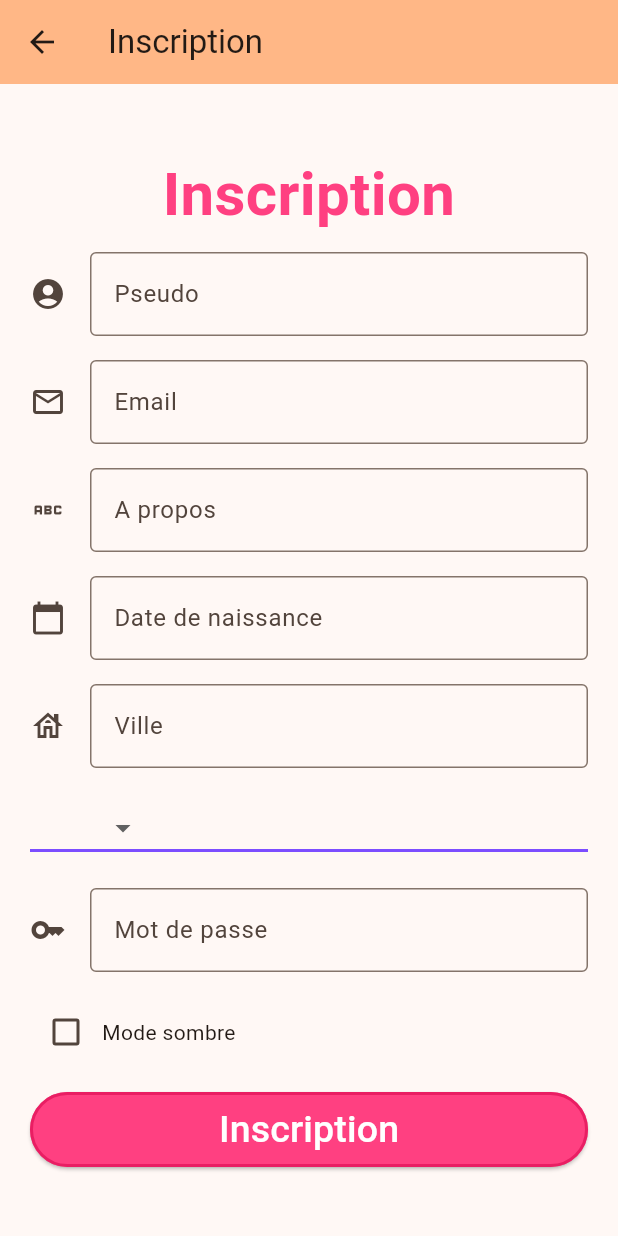
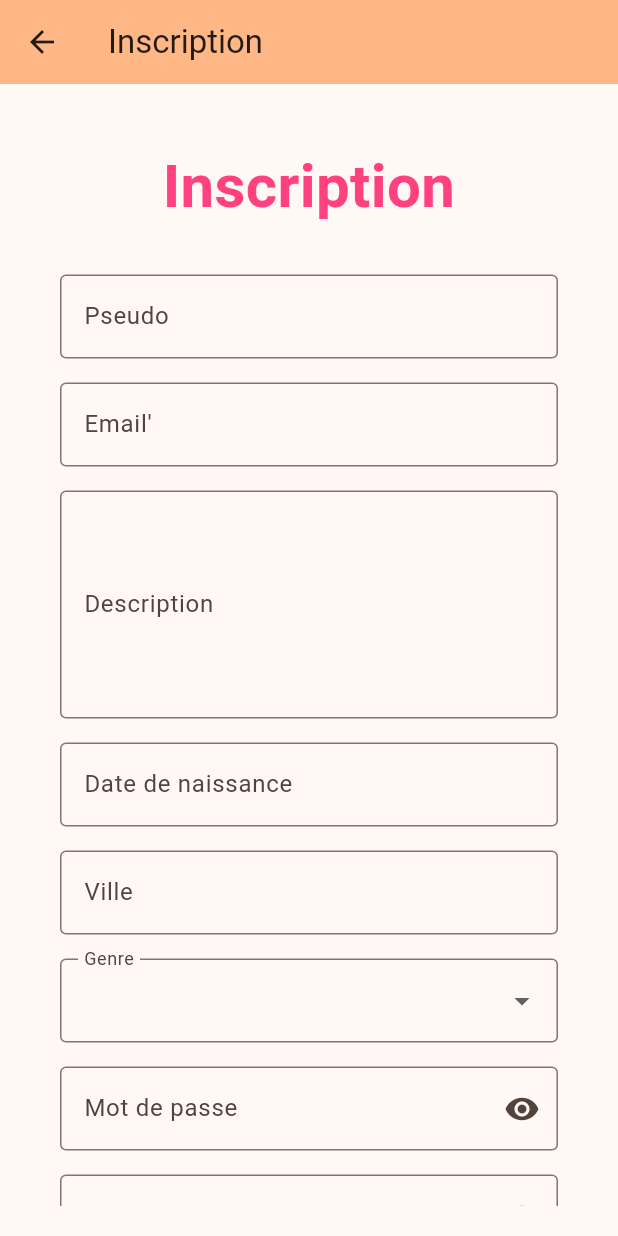
Before and after one commit to Juju-archy/furmeetdev, a Flutter app: the RegistrationUser screen opened directly, on a phone screen of 412 x 824 dp. Run offline on Flutter 3.47's test engine with Material 2 defaults, Android fonts, the phone set to English and light mode, and no system bars; our stand-ins replace form_field_validator.

Commit message:
Mise en page User inscription

```diff
--- a/Flutter/furmeetdev/lib/presentation/screens/profile/profile_creation.dart
+++ b/Flutter/furmeetdev/lib/presentation/screens/profile/profile_creation.dart
@@ -1,12 +1,13 @@
 import 'package:flutter/material.dart';
+import 'package:flutter/services.dart';
 import 'package:furmeetdev/data/models/User.dart';
+import 'package:furmeetdev/presentation/screens/connectionPage/login_screen.dart';
 import 'package:furmeetdev/utils/functions.dart';
 import 'package:furmeetdev/utils/hash_crypto.dart';
-import 'package:crypto/crypto.dart';
-import 'dart:convert';
 import 'package:furmeetdev/presentation/viewmodels/UserViewModel.dart';
 import 'package:intl/intl.dart';
 import 'package:flutter/cupertino.dart';
+import 'package:form_field_validator/form_field_validator.dart';
 
 
 class RegistrationUser extends StatefulWidget {
@@ -22,9 +23,12 @@ class _RegistrationUserState extends State<RegistrationUser> {
   final TextEditingController _birthDateController = TextEditingController();
   final TextEditingController _cityController = TextEditingController();
   final TextEditingController _passwordController = TextEditingController();
+  final TextEditingController _confirmPass = TextEditingController();
 
-  bool isDarkMode = false;
+  final bool isDarkMode = false;
   String dropdownValue = list.first;
+  bool _isVisible = false;
+  bool _isVisible1 = false;
 
   final _formKey = GlobalKey<FormState>();
 
@@ -41,14 +45,14 @@ class _RegistrationUserState extends State<RegistrationUser> {
           FocusScope.of(context).unfocus();
         },
         child: Padding(
-          padding: const EdgeInsets.all(20.0),
+          padding: const EdgeInsets.symmetric(vertical: 20.0, horizontal: 40.0),
           child: SingleChildScrollView(
             child: Form(
               key: _formKey,
               child: Column(
                 crossAxisAlignment: CrossAxisAlignment.stretch,
                 children: [
-                  padding(25.0),
+                  padding(20.0),
                   const Text(
                     'Inscription',
                     style: TextStyle(
@@ -58,12 +62,14 @@ class _RegistrationUserState extends State<RegistrationUser> {
                     ),
                     textAlign: TextAlign.center,
                   ),
-                  padding(10.0),
+                  padding(30.0),
                   TextFormField(
                     controller: _pseudoController,
+                    inputFormatters: [
+                      LengthLimitingTextInputFormatter(45)
+                    ],
                     decoration: InputDecoration(
                       labelText: 'Pseudo',
-                      icon: Icon(Icons.account_circle),
                       border: OutlineInputBorder(),
                     ),
                     validator: (value) {
@@ -76,9 +82,11 @@ class _RegistrationUserState extends State<RegistrationUser> {
                   SizedBox(height: 16.0),
                   TextFormField(
                     controller: _emailController,
+                    inputFormatters: [
+                      LengthLimitingTextInputFormatter(45)
+                    ],
                     decoration: InputDecoration(
-                      labelText: 'Email',
-                      icon: Icon(Icons.mail_outline),
+                      labelText: 'Email\'',
                       border: OutlineInputBorder(),
                     ),
                     validator: (value) {
@@ -93,17 +101,24 @@ class _RegistrationUserState extends State<RegistrationUser> {
                   SizedBox(height: 16.0),
                   TextFormField(
                     controller: _aboutController,
+                    keyboardType: TextInputType.multiline,
+                    maxLines: null,
+                    minLines: 5,
+                    inputFormatters: [
+                      LengthLimitingTextInputFormatter(500)
+                    ],
                     decoration: InputDecoration(
-                      labelText: 'A propos',
-                      icon: Icon(Icons.abc),
+                      labelText: 'Description',
                       border: OutlineInputBorder(),
                     ),
                   ),
                   SizedBox(height: 16.0),
                   TextFormField(
                     controller: _birthDateController,
+                    validator: MultiValidator([
+                      RequiredValidator(errorText: "* Requis"),
+                    ]),
                     decoration: InputDecoration(
-                      icon: Icon(Icons.calendar_today),
                       labelText: "Date de naissance",
                       border: OutlineInputBorder(),
                     ),
@@ -124,7 +139,7 @@ class _RegistrationUserState extends State<RegistrationUser> {
                           _birthDateController.text = formattedDate;
                         });
                       } else {
-                        print("Date is not selected");
+                        print("Veuillez sélectionner votre date de naissance");
                       }
                     },
                   ),
@@ -133,19 +148,16 @@ class _RegistrationUserState extends State<RegistrationUser> {
                     controller: _cityController,
                     decoration: InputDecoration(
                       labelText: 'Ville',
-                      icon: Icon(Icons.house_outlined),
                       border: OutlineInputBorder(),
                     ),
                   ),
                   SizedBox(height: 16.0),
-                  DropdownButton<String>(
+                  DropdownButtonFormField(
+                    decoration: InputDecoration(
+                      labelText: 'Genre',
+                      border: OutlineInputBorder(),
+                    ),
                     value: dropdownValue,
-                    elevation: 16,
-                    style: const TextStyle(color: Colors.black54),
-                    underline: Container(
-                      height: 2,
-                      color: Colors.deepPurpleAccent,
-                    ),
                     onChanged: (String? value) {
                       // This is called when the user selects an item.
                       setState(() {
@@ -159,43 +171,56 @@ class _RegistrationUserState extends State<RegistrationUser> {
                       );
                     }).toList(),
                   ),
-                  /*TextFormField(
-                    controller: _genderController,
-                    decoration: InputDecoration(
-                      labelText: 'Genre',
-                      border: OutlineInputBorder(),
-                      icon: Icon(Icons.transgender)
-                    ),
-                  ),*/
                   SizedBox(height: 16.0),
                   TextFormField(
+                    validator: MultiValidator([
+                      RequiredValidator(errorText: "* Requis"),
+                      MinLengthValidator(8,
+                          errorText:
+                          "Le mot de passe doit faire minimum 8 caractères"),
+                      PatternValidator(r'(?=.*?[#?!@$%^&*-])',
+                          errorText:
+                          'Le mot de passe doit contenir au minimum un caractère spéciale'),
+                      MaxLengthValidator(64,
+                          errorText:
+                          "Le mot de passe ne doit pas dépasser 64 caractères")
+                    ]),
+                    obscureText: !_isVisible,
                     controller: _passwordController,
                     decoration: InputDecoration(
                       labelText: 'Mot de passe',
                       border: OutlineInputBorder(),
-                      icon: Icon(Icons.key)
+                      suffixIcon: IconButton(
+                        icon: Icon(_isVisible ? Icons.visibility_off : Icons.visibility),
+                        onPressed: () => setState(() {
+                          _isVisible = !_isVisible;
+                        }),
+                      ),
                     ),
                   ),
                   SizedBox(height: 16.0),
-                  /*TextFormField(
-                    controller: _isDarkModeController,
-                    decoration: InputDecoration(labelText: 'isdarkmode'),
-                  ),*/
-                  Row(
-                    children: [
-                      Checkbox(
-                        value: isDarkMode,
-                        checkColor: Colors.white,
-                        onChanged: (value) {
-                          setState(() {
-                            isDarkMode = value ?? false;
-                          });
-                        },
+                  TextFormField(
+                      obscureText: !_isVisible1,
+                      controller: _confirmPass,
+                      decoration: InputDecoration(
+                        labelText: 'Confirmer le mot de passe',
+                        border: OutlineInputBorder(),
+                        suffixIcon: IconButton(
+                          icon: Icon(_isVisible1 ? Icons.visibility_off : Icons.visibility),
+                          onPressed: () => setState(() {
+                            _isVisible1 = !_isVisible1;
+                          }),
+                        ),
                       ),
-                      Text("Mode sombre"),
-                    ],
+                      validator: (val){
+                        if(val!.isEmpty)
+                          return 'Empty';
+                        if(val != _passwordController.text)
+                          return 'Not Match';
+                        return null;
+                      }
                   ),
-                  SizedBox(height: 16.0),
+                  SizedBox(height: 30.0),
                   ElevatedButton(
                     onPressed: () async {
                       if (_formKey.currentState?.validate() ?? false) {
@@ -211,7 +236,6 @@ class _RegistrationUserState extends State<RegistrationUser> {
                           about: _aboutController.text,
                           birthDate: _birthDateController.text,
                           city: _cityController.text,
-                          //gender: _genderController.text,
                           gender: dropdownValue,
                           password: hashedPassword, // Utiliser le mot de passe haché
                           salt: salt, // Stocker le sel dans la base de données
@@ -233,7 +257,9 @@ class _RegistrationUserState extends State<RegistrationUser> {
                               actions: [
                                 TextButton(
                                   onPressed: () {
-                                    Navigator.pop(context);
+                                    Navigator.pop(context, MaterialPageRoute(builder: (BuildContext context) {
+                                      return LoginPage();
+                                    }));
                                   },
                                   child: Text('OK'),
                                 ),
@@ -253,6 +279,7 @@ class _RegistrationUserState extends State<RegistrationUser> {
                         )
                     ),
                   ),
+                  padding(30.0),
                 ],
               ),
             ),
--- a/Flutter/furmeetdev/lib/utils/hash_crypto.dart
+++ b/Flutter/furmeetdev/lib/utils/hash_crypto.dart
@@ -4,14 +4,14 @@ import 'package:crypto/crypto.dart';
 
 String hashPassword(String password) {
   var bytes = utf8.encode(password);
-  var digest = sha256.convert(bytes);
+  var digest = sha512.convert(bytes);
   return digest.toString();
 }
 
 // Fonction pour hacher le mot de passe avec un sel
 String hashPasswordWithSalt(String password, String salt) {
   var bytes = utf8.encode(password + salt);
-  var digest = sha256.convert(bytes);
+  var digest = sha512.convert(bytes);
   return digest.toString();
 }
 
--- a/Flutter/furmeetdev/pubspec.yaml
+++ b/Flutter/furmeetdev/pubspec.yaml
@@ -41,6 +41,7 @@ dependencies:
   provider: ^6.1.1
   date_field: ^3.0.5
   intl: ^0.18.1
+  form_field_validator: ^1.1.0
 
 dev_dependencies:
   flutter_test:
```
Also changed, not shown: Flutter/furmeetdev/pubspec.lock.
